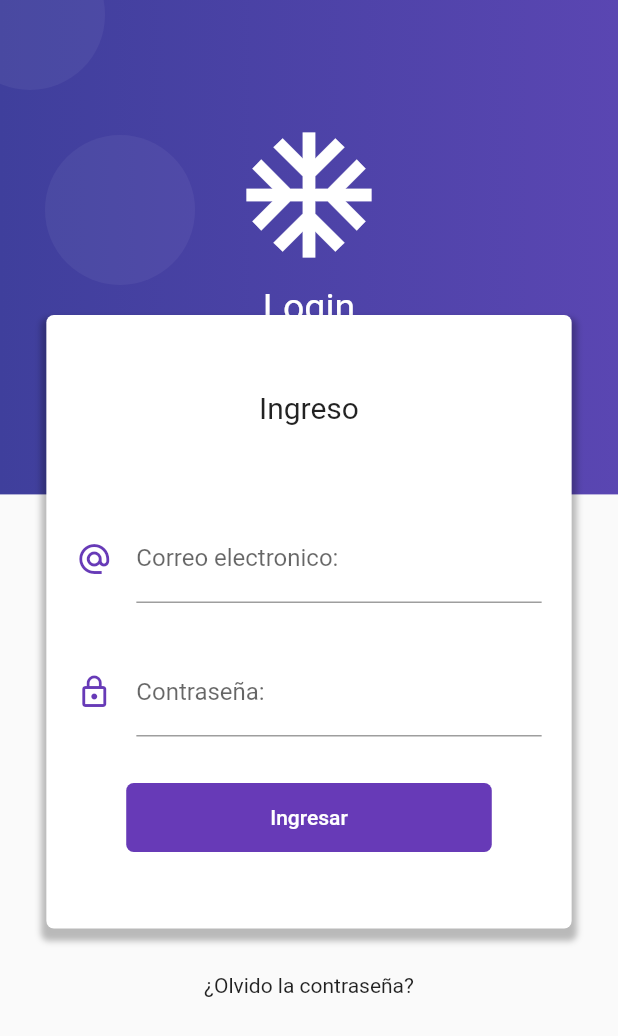
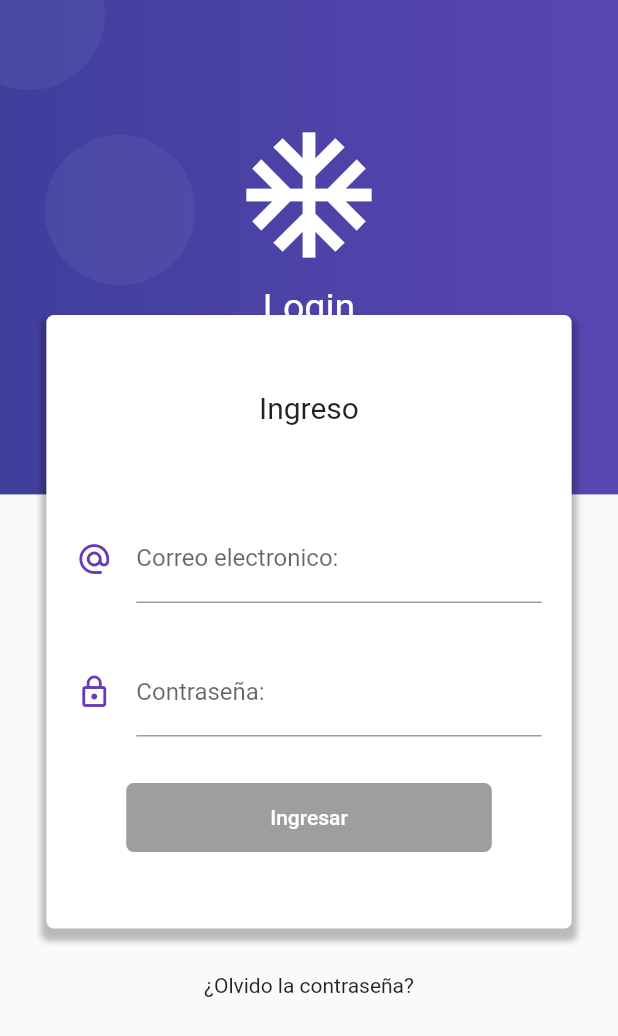
Before and after one commit to carlossk/form_validation, a Flutter app: the screen it shows after launch, on a phone screen of 412 x 824 dp. Shown: the top 1036 px of the screen. Run offline on Flutter 3.47's test engine with Material 2 defaults, Android fonts, the phone set to English and light mode, and no system bars; our stand-ins replace rxdart.

Commit message:
implement rxdart implement inheritedWidget implement bloc

```diff
--- a/lib/main.dart
+++ b/lib/main.dart
@@ -1,4 +1,5 @@
 import 'package:flutter/material.dart';
+import 'package:form_valid/src/bloc/provider.dart';
 import 'package:form_valid/src/pages/home_page.dart';
 import 'package:form_valid/src/pages/login_page.dart';
 
@@ -7,15 +8,20 @@ void main() => runApp(MyApp());
 class MyApp extends StatelessWidget {
   @override
   Widget build(BuildContext context) {
-    return MaterialApp(
+    return Provider(
+      child: MaterialApp(
+
         debugShowCheckedModeBanner: false,
         title: 'Validate',
         initialRoute: 'login',
         routes: {
           'login': (BuildContext context) => LoginPage(),
           'home': (BuildContext context) => HomePage(),
-
         },
+        theme: ThemeData(
+          primaryColor: Colors.deepPurple
+        ),
+      ),
     );
   }
 }
--- a/lib/src/bloc/login_bloc.dart
+++ b/lib/src/bloc/login_bloc.dart
@@ -1,15 +1,28 @@
 import 'dart:async';
 
-class LoginBloc {
-  final _emailController = StreamController<String>.broadcast();
-  final _passwordController = StreamController<String>.broadcast();
+import 'package:form_valid/src/bloc/validators.dart';
+import 'package:rxdart/rxdart.dart';
 
-  Stream<String> get emailStream => _emailController.stream;
+class LoginBloc with Validators {
 
-  Stream<String> get passwordStream => _passwordController.stream;
+  final _emailController = BehaviorSubject<String>();
+  final _passwordController = BehaviorSubject<String>();
+
+
+
+  Stream<String> get emailStream =>
+      _emailController.stream.transform(validEmail);
+
+  Stream<String> get passwordStream =>
+      _passwordController.stream.transform(validPassword);
+  Stream<bool> get formValidStream =>
+      Rx.combineLatest2(emailStream, passwordStream, (a, b) => true);
 
   Function(String) get changeEmail => _emailController.sink.add;
   Function(String) get changePassword => _passwordController.sink.add;
+
+  String get email => _emailController.value;
+  String get password => _passwordController.value;
 
   void dispose() {
     _emailController?.close();
--- /dev/null
+++ b/lib/src/bloc/provider.dart
@@ -0,0 +1,34 @@
+import 'package:flutter/material.dart';
+import 'package:form_valid/src/bloc/login_bloc.dart';
+export 'package:form_valid/src/bloc/login_bloc.dart';
+
+class Provider extends InheritedWidget {
+  final loginBloc = LoginBloc();
+
+  static Provider _instancia;
+  factory Provider({Key key, child}) {
+    if (_instancia == null) {
+      _instancia = new Provider._internal(
+        key: key,
+        child: child,
+      );
+    }
+    return _instancia;
+  }
+  Provider._internal({Key key, Widget child}) : super(key: key, child: child);
+
+  static LoginBloc of(BuildContext context) {
+    return context.dependOnInheritedWidgetOfExactType<Provider>().loginBloc;
+  }
+
+  static LoginBloc of1(BuildContext context) {
+    return context.dependOnInheritedWidgetOfExactType<Provider>().loginBloc;
+  }
+
+  //Provider({Key key, this.child}) : super(key: key, child: child);
+
+  @override
+  bool updateShouldNotify(Provider oldWidget) {
+    return true;
+  }
+}
--- a/lib/src/pages/login_page.dart
+++ b/lib/src/pages/login_page.dart
@@ -1,4 +1,5 @@
 import 'package:flutter/material.dart';
+import 'package:form_valid/src/bloc/provider.dart';
 
 class LoginPage extends StatefulWidget {
   LoginPage({Key key}) : super(key: key);
@@ -89,6 +90,7 @@ class _LoginPageState extends State<LoginPage> {
   }
 
   _loginForm() {
+    final bloc = Provider.of(context);
     final size = MediaQuery.of(context).size;
 
     return SingleChildScrollView(
@@ -121,42 +123,57 @@ class _LoginPageState extends State<LoginPage> {
                 SizedBox(
                   height: 60,
                 ),
-                _createEmail(),
+                _createEmail(bloc),
                 SizedBox(
                   height: 30,
                 ),
-                _createPassword(),
+                _createPassword(bloc),
                 SizedBox(
                   height: 30,
                 ),
-                _createButton()
+                _createButton(bloc)
               ],
             ),
           ),
           Text('¿Olvido la contraseña?'),
-        SizedBox(height: 100,)
+          SizedBox(
+            height: 20,
+          )
         ],
       ),
     );
   }
 
-  _createEmail() {
+  _createEmail(LoginBloc bloc) {
+    return StreamBuilder(
+      stream: bloc.emailStream,
+      builder: (BuildContext context, AsyncSnapshot snapshot) {
         return Container(
           padding: EdgeInsets.symmetric(horizontal: 20),
           child: TextField(
             keyboardType: TextInputType.emailAddress,
             decoration: InputDecoration(
                 hintText: 'ejemplo@ejemplo.com',
+                counterText: snapshot.data,
                 labelText: 'Correo electronico:',
+                errorText: snapshot.error,
                 icon: Icon(
                   Icons.alternate_email,
                   color: Colors.deepPurple,
                 )),
+            onChanged: (value) {
+              bloc.changeEmail(value);
+            },
           ),
+        );
+      },
     );
   }
 
-  _createPassword() {
+  _createPassword(LoginBloc bloc) {
+    return StreamBuilder(
+      stream: bloc.passwordStream,
+      builder: (BuildContext context, AsyncSnapshot snapshot) {
         return Container(
           padding: EdgeInsets.symmetric(horizontal: 20),
           child: TextField(
@@ -164,27 +181,43 @@ class _LoginPageState extends State<LoginPage> {
             keyboardType: TextInputType.emailAddress,
             decoration: InputDecoration(
                 labelText: 'Contraseña:',
+                counterText: snapshot.data,
+                errorText: snapshot.error,
                 icon: Icon(
                   Icons.lock_outline,
                   color: Colors.deepPurple,
                 )),
+            onChanged: (value) {
+              bloc.changePassword(value);
+            },
           ),
+        );
+      },
     );
   }
 
-  _createButton() {
+  _createButton(LoginBloc bloc) {
+    return StreamBuilder(
+      stream: bloc.formValidStream,
+      builder: (BuildContext context, AsyncSnapshot snapshot) {
         return RaisedButton(
-      onPressed: () {},
+          onPressed: snapshot.hasData ? () => _login(bloc, context) : null,
           child: Container(
-        padding: EdgeInsets.symmetric(horizontal: 80, vertical: 15 ),
+            padding: EdgeInsets.symmetric(horizontal: 80, vertical: 15),
             child: Text('Ingresar'),
           ),
-      shape: RoundedRectangleBorder(
-        borderRadius: BorderRadius.circular(5)
-      ),
+          shape: RoundedRectangleBorder(borderRadius: BorderRadius.circular(5)),
           elevation: 0,
           color: Colors.deepPurple,
           textColor: Colors.white,
         );
+      },
+    );
+  }
+
+  _login(LoginBloc bloc, BuildContext context) {
+    print(bloc.email);
+    print(bloc.password);
+    Navigator.of(context).pushReplacementNamed('home');
   }
 }
--- a/pubspec.yaml
+++ b/pubspec.yaml
@@ -27,6 +27,7 @@ dependencies:
 
   # The following adds the Cupertino Icons font to your application.
   # Use with the CupertinoIcons class for iOS style icons.
+  rxdart: ^0.24.1
   cupertino_icons: ^0.1.3
 
 dev_dependencies:
```
Also changed, not shown: lib/src/bloc/validators.dart (added, +24 -0 lines), lib/src/pages/home_page.dart (+16 -4 lines), pubspec.lock. Lines whose indentation alone changed are shown as unchanged.
